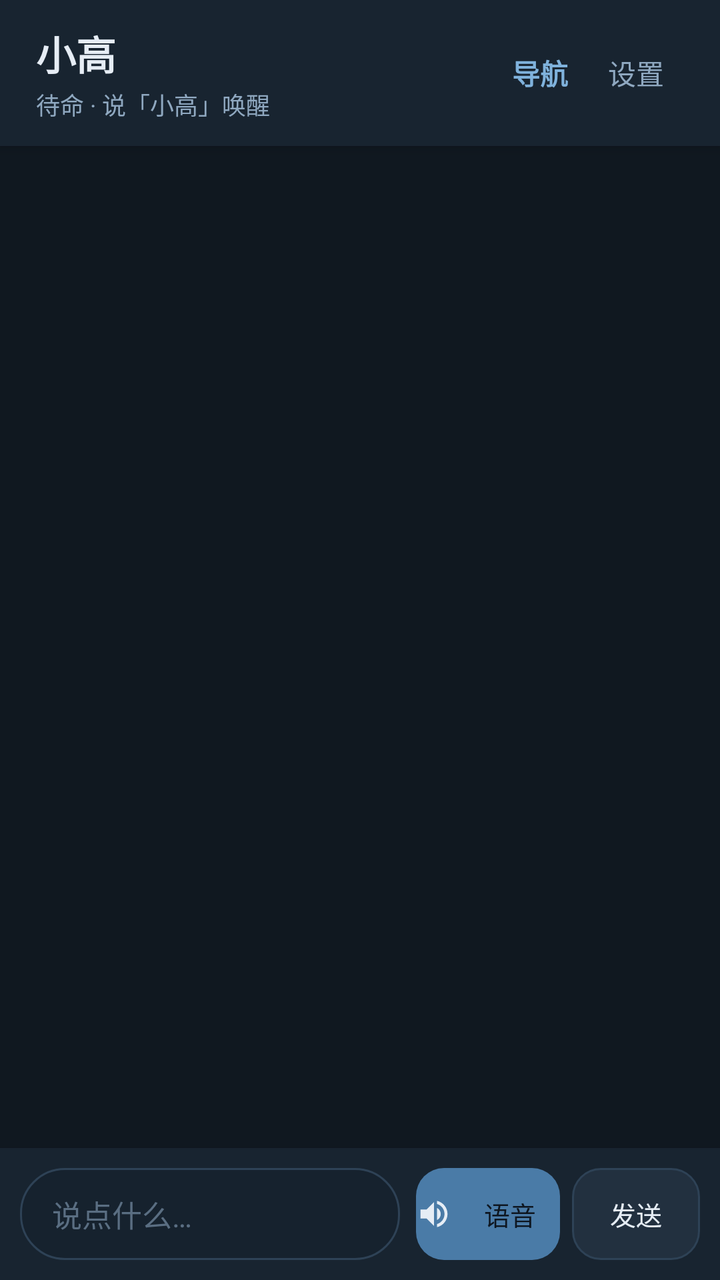
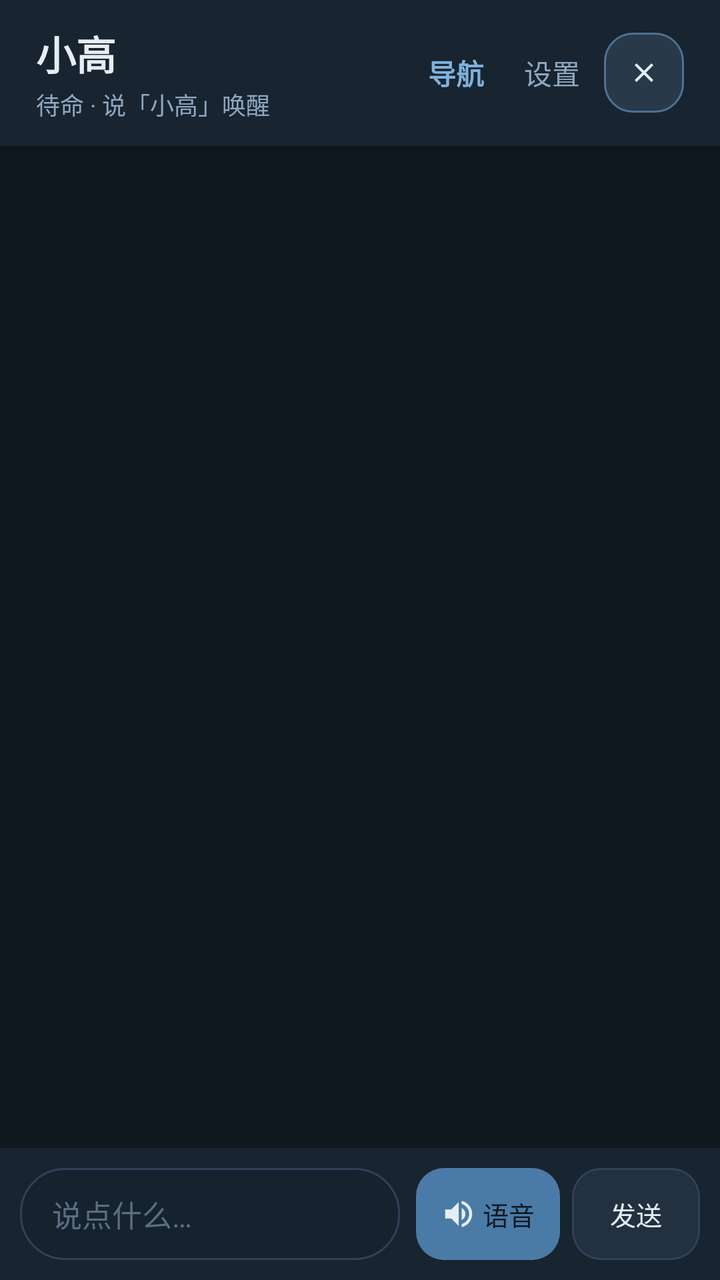

The first picture is an Android layout as it rendered before a commit; the second is the same layout after the commit. The layout source and the unified diff follow.
<!-- AndroidManifest.xml: application theme Theme.NavAgent -->
<!-- res/layout/activity_chat.xml -->
<?xml version="1.0" encoding="utf-8"?>
<LinearLayout xmlns:android="http://schemas.android.com/apk/res/android"
    android:layout_width="match_parent"
    android:layout_height="match_parent"
    android:background="#101820"
    android:orientation="vertical">

    
    <LinearLayout
        android:layout_width="match_parent"
        android:layout_height="wrap_content"
        android:background="#182430"
        android:elevation="4dp"
        android:gravity="center_vertical"
        android:orientation="horizontal"
        android:paddingHorizontal="18dp"
        android:paddingVertical="12dp">

        <LinearLayout
            android:layout_width="0dp"
            android:layout_height="wrap_content"
            android:layout_weight="1"
            android:orientation="vertical">

            <TextView
                android:id="@+id/ai_title"
                android:layout_width="wrap_content"
                android:layout_height="wrap_content"
                android:text="@string/chat_title"
                android:textColor="#E6EDF5"
                android:textSize="20sp"
                android:textStyle="bold" />

            <TextView
                android:id="@+id/voice_status"
                android:layout_width="match_parent"
                android:layout_height="wrap_content"
                android:layout_marginTop="2dp"
                android:text="@string/chat_subtitle"
                android:textColor="#8FA8C0"
                android:textSize="12sp" />
        </LinearLayout>

        <TextView
            android:id="@+id/interrupt_nav"
            android:layout_width="wrap_content"
            android:layout_height="wrap_content"
            android:layout_marginEnd="6dp"
            android:background="@drawable/bg_btn_danger"
            android:paddingHorizontal="10dp"
            android:paddingVertical="8dp"
            android:text="中断"
            android:textColor="#F2E4E4"
            android:textSize="13sp"
            android:visibility="gone" />

        <TextView
            android:id="@+id/open_nav"
            android:layout_width="wrap_content"
            android:layout_height="wrap_content"
            android:background="?android:attr/selectableItemBackground"
            android:paddingHorizontal="10dp"
            android:paddingVertical="8dp"
            android:text="@string/open_nav"
            android:textColor="#7FB2DC"
            android:textSize="14sp"
            android:textStyle="bold" />

        <TextView
            android:id="@+id/settings"
            android:layout_width="wrap_content"
            android:layout_height="wrap_content"
            android:background="?android:attr/selectableItemBackground"
            android:paddingHorizontal="10dp"
            android:paddingVertical="8dp"
            android:text="@string/settings"
            android:textColor="#8FA8C0"
            android:textSize="14sp" />
    </LinearLayout>

    <androidx.recyclerview.widget.RecyclerView
        android:id="@+id/messages"
        android:layout_width="match_parent"
        android:layout_height="0dp"
        android:layout_weight="1"
        android:clipToPadding="false"
        android:paddingHorizontal="12dp"
        android:paddingVertical="10dp" />

    <LinearLayout
        android:layout_width="match_parent"
        android:layout_height="wrap_content"
        android:background="#182430"
        android:elevation="4dp"
        android:gravity="center_vertical"
        android:orientation="horizontal"
        android:padding="10dp">

        <EditText
            android:id="@+id/input"
            android:layout_width="0dp"
            android:layout_height="46dp"
            android:layout_weight="1"
            android:background="@drawable/bg_input"
            android:hint="@string/chat_hint"
            android:imeOptions="actionSend"
            android:inputType="text"
            android:maxLines="3"
            android:paddingHorizontal="16dp"
            android:textColor="#E6EDF5"
            android:textColorHint="#5A6E82"
            android:textSize="15sp"
            android:autofillHints="" />

        <Button
            android:id="@+id/mic"
            android:layout_width="wrap_content"
            android:layout_height="46dp"
            android:layout_marginStart="8dp"
            android:minWidth="72dp"
            android:background="@drawable/bg_btn_primary"
                    android:backgroundTint="@null"
                    android:stateListAnimator="@null"
            android:drawableStart="@drawable/ic_mic"
            android:drawablePadding="4dp"
            android:text="语音"
            android:textColor="#0E1620"
            android:textSize="13sp" />

        <Button
            android:id="@+id/send"
            android:layout_width="64dp"
            android:layout_height="46dp"
            android:layout_marginStart="6dp"
            android:background="@drawable/bg_btn_ghost"
                    android:backgroundTint="@null"
                    android:stateListAnimator="@null"
            android:text="@string/send"
            android:textColor="#E6EDF5"
            android:textSize="13sp" />
    </LinearLayout>

</LinearLayout>
<!-- resources referenced by this layout -->
<resources>
  <!-- drawable bg_btn_danger (drawable) -->
  <?xml version="1.0" encoding="utf-8"?>
  <ripple xmlns:android="http://schemas.android.com/apk/res/android"
      android:color="#40FFFFFF">
      <item>
          <shape android:shape="rectangle">
              <solid android:color="#7A4747" />
              <corners android:radius="14dp" />
          </shape>
      </item>
  </ripple>
  <!-- drawable bg_btn_ghost (drawable) -->
  <?xml version="1.0" encoding="utf-8"?>
  <ripple xmlns:android="http://schemas.android.com/apk/res/android"
      android:color="#33FFFFFF">
      <item>
          <shape android:shape="rectangle">
              <solid android:color="#22303F" />
              <corners android:radius="14dp" />
              <stroke android:width="1dp" android:color="#2E4256" />
          </shape>
      </item>
  </ripple>
  <!-- drawable bg_btn_primary (drawable) -->
  <?xml version="1.0" encoding="utf-8"?>
  <ripple xmlns:android="http://schemas.android.com/apk/res/android"
      android:color="#40FFFFFF">
      <item>
          <shape android:shape="rectangle">
              <solid android:color="#4A7BA7" />
              <corners android:radius="14dp" />
          </shape>
      </item>
  </ripple>
  <!-- drawable bg_input (drawable) -->
  <?xml version="1.0" encoding="utf-8"?>
  <shape xmlns:android="http://schemas.android.com/apk/res/android"
      android:shape="rectangle">
      <solid android:color="#16222E" />
      <corners android:radius="22dp" />
      <stroke
          android:width="1dp"
          android:color="#2E4256" />
  </shape>
  <!-- drawable ic_mic (drawable) -->
  <?xml version="1.0" encoding="utf-8"?>
  <vector xmlns:android="http://schemas.android.com/apk/res/android"
      android:width="18dp"
      android:height="18dp"
      android:viewportWidth="24"
      android:viewportHeight="24"
      android:tint="#E6EDF5">
  
      
      <path
          android:fillColor="#E6EDF5"
          android:pathData="M3,9v6h4l5,5V4L7,9H3z" />
  
      
      <path
          android:fillColor="#E6EDF5"
          android:pathData="M16.5,12c0,-1.77 -1.02,-3.29 -2.5,-4.03v8.05c1.48,-0.73 2.5,-2.25 2.5,-4.02zM14,3.23v2.06c2.89,0.86 5,3.54 5,6.71s-2.11,5.85 -5,6.71v2.06c4.01,-0.91 7,-4.49 7,-8.77s-2.99,-7.86 -7,-8.77z" />
  </vector>
  <string name="chat_hint">说点什么…</string>
  <string name="chat_subtitle">待命 · 说「小高」唤醒</string>
  <string name="chat_title">小高</string>
  <string name="open_nav">导航</string>
  <string name="send">发送</string>
  <string name="settings">设置</string>
  <style name="Theme.NavAgent" parent="Theme.AppCompat.DayNight.NoActionBar">
          <item name="colorPrimary">#3A5A7A</item>
          <item name="colorPrimaryDark">#0E1620</item>
          <item name="colorAccent">#4A7BA7</item>
      </style>
</resources>

<!-- the commit's change to res/layout/activity_chat.xml (unified diff, before → after) -->
@@ -76,6 +76,17 @@
             android:text="@string/settings"
             android:textColor="#8FA8C0"
             android:textSize="14sp" />
+
+        <ImageButton
+            android:id="@+id/exit_chat"
+            android:layout_width="40dp"
+            android:layout_height="40dp"
+            android:layout_marginStart="2dp"
+            android:background="@drawable/bg_nav_exit"
+            android:contentDescription="@string/nav_exit_desc"
+            android:padding="12dp"
+            android:scaleType="fitCenter"
+            android:src="@drawable/ic_close" />
     </LinearLayout>
 
     <androidx.recyclerview.widget.RecyclerView
@@ -112,20 +123,37 @@
             android:textSize="15sp"
             android:autofillHints="" />
 
-        <Button
+        
+        <LinearLayout
             android:id="@+id/mic"
             android:layout_width="wrap_content"
             android:layout_height="46dp"
             android:layout_marginStart="8dp"
+            android:background="@drawable/bg_btn_primary"
+            android:clickable="true"
+            android:focusable="true"
+            android:gravity="center"
             android:minWidth="72dp"
-            android:background="@drawable/bg_btn_primary"
-                    android:backgroundTint="@null"
-                    android:stateListAnimator="@null"
-            android:drawableStart="@drawable/ic_mic"
-            android:drawablePadding="4dp"
-            android:text="语音"
-            android:textColor="#0E1620"
-            android:textSize="13sp" />
+            android:orientation="horizontal"
+            android:paddingHorizontal="10dp">
+
+            <ImageView
+                android:id="@+id/mic_icon"
+                android:layout_width="18dp"
+                android:layout_height="18dp"
+                android:contentDescription="@null"
+                android:src="@drawable/ic_mic" />
+
+            <TextView
+                android:id="@+id/mic_label"
+                android:layout_width="wrap_content"
+                android:layout_height="wrap_content"
+                android:layout_marginStart="3dp"
+                android:includeFontPadding="false"
+                android:text="语音"
+                android:textColor="#0E1620"
+                android:textSize="13sp" />
+        </LinearLayout>
 
         <Button
             android:id="@+id/send"
<!-- resource entries referenced after the edit -->
@@ -44,6 +44,33 @@
           android:width="1dp"
           android:color="#2E4256" />
   </shape>
+  <!-- drawable bg_nav_exit (drawable) -->
+  <?xml version="1.0" encoding="utf-8"?>
+  <ripple xmlns:android="http://schemas.android.com/apk/res/android"
+      android:color="#40FFFFFF">
+      <item>
+          <shape android:shape="rectangle">
+              <solid android:color="#E62B3B4D" />
+              <corners android:radius="14dp" />
+              <stroke
+                  android:width="1dp"
+                  android:color="#4E7291" />
+          </shape>
+      </item>
+  </ripple>
+  <!-- drawable ic_close (drawable) -->
+  <?xml version="1.0" encoding="utf-8"?>
+  <vector xmlns:android="http://schemas.android.com/apk/res/android"
+      android:width="20dp"
+      android:height="20dp"
+      android:viewportWidth="24"
+      android:viewportHeight="24"
+      android:tint="#E6EDF5">
+  
+      <path
+          android:fillColor="#E6EDF5"
+          android:pathData="M19,6.41L17.59,5 12,10.59 6.41,5 5,6.41 10.59,12 5,17.59 6.41,19 12,13.41 17.59,19 19,17.59 13.41,12z" />
+  </vector>
   <!-- drawable ic_mic (drawable) -->
   <?xml version="1.0" encoding="utf-8"?>
   <vector xmlns:android="http://schemas.android.com/apk/res/android"
@@ -66,6 +93,7 @@
   <string name="chat_hint">说点什么…</string>
   <string name="chat_subtitle">待命 · 说「小高」唤醒</string>
   <string name="chat_title">小高</string>
+  <string name="nav_exit_desc">退出应用</string>
   <string name="open_nav">导航</string>
   <string name="send">发送</string>
   <string name="settings">设置</string>
